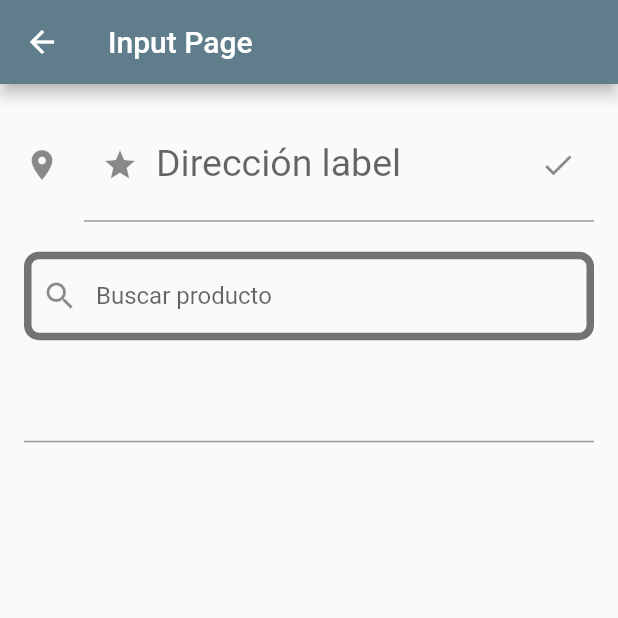
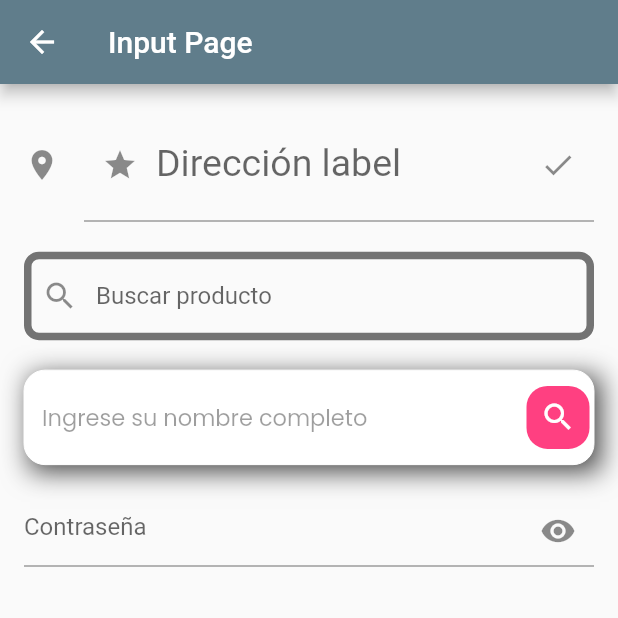
Before and after one commit to LimberthStyle/FLUTTER, a Flutter app: the InputPage screen opened directly, on a phone screen of 412 x 824 dp, the top half of it. Run offline on Flutter 3.47's test engine with Material 2 defaults, Android fonts, the light colour scheme and no system bars; our stand-ins replace google_fonts; network calls fail.

Commit message:
Contraseñas

```diff
--- a/app_components/lib/pages/input_page.dart
+++ b/app_components/lib/pages/input_page.dart
@@ -1,7 +1,13 @@
 import 'package:flutter/material.dart';
+import 'package:google_fonts/google_fonts.dart';
 
-class InputPage extends StatelessWidget {
-  const InputPage({super.key});
+class InputPage extends StatefulWidget {
+  @override
+  State<InputPage> createState() => _InputPageState();
+}
+
+class _InputPageState extends State<InputPage> {
+  bool isInvisible = true;
 
   @override
   Widget build(BuildContext context) {
@@ -29,7 +35,7 @@ class InputPage extends StatelessWidget {
                 prefixIcon: Icon(Icons.star),
               ),
             ),
-            SizedBox(
+            const SizedBox(
               height: 20.0,
             ),
             TextField(
@@ -51,14 +57,77 @@ class InputPage extends StatelessWidget {
                   ),
                 ),
               ),
-              onChanged: (String value) {
+              onChanged: (value) {
                 print(value);
               },
             ),
-            SizedBox(
+            const SizedBox(
               height: 20,
             ),
-            TextField()
+            Container(
+              decoration: BoxDecoration(boxShadow: [
+                BoxShadow(
+                  color: Colors.black.withOpacity(0.75),
+                  offset: Offset(4, 4),
+                  blurRadius: 14,
+                ),
+              ]),
+              child: TextField(
+                decoration: InputDecoration(
+                  hintText: "Ingrese su nombre completo",
+                  hintStyle: GoogleFonts.poppins(
+                    fontSize: 15,
+                    color: Colors.black38,
+                  ),
+                  fillColor: Colors.white,
+                  filled: true,
+                  suffixIcon: Container(
+                    margin: EdgeInsets.all(3),
+                    child: Icon(
+                      Icons.search,
+                      color: Colors.white,
+                    ),
+                    decoration: BoxDecoration(
+                      color: Colors.pinkAccent,
+                      borderRadius: BorderRadius.circular(14),
+                    ),
+                  ),
+                  enabledBorder: OutlineInputBorder(
+                    borderRadius: BorderRadius.circular(14),
+                    borderSide: BorderSide(
+                      color: Colors.white,
+                      width: 0,
+                    ),
+                  ),
+                  focusedBorder: OutlineInputBorder(
+                    borderRadius: BorderRadius.circular(14),
+                    borderSide: BorderSide(
+                      color: Colors.white,
+                      width: 0,
+                    ),
+                  ),
+                ),
+              ),
+            ),
+            const SizedBox(
+              height: 20,
+            ),
+            TextField(
+              obscureText: isInvisible,
+              // obscuringCharacter: "X",
+              decoration: InputDecoration(
+                hintText: "Contraseña",
+                suffixIcon: IconButton(
+                  onPressed: () {
+                    isInvisible = !isInvisible;
+                    setState(() {});
+                  },
+                  icon: isInvisible
+                      ? Icon(Icons.remove_red_eye)
+                      : Icon(Icons.remove_red_eye_outlined),
+                ),
+              ),
+            ),
           ],
         ),
       ),
```
